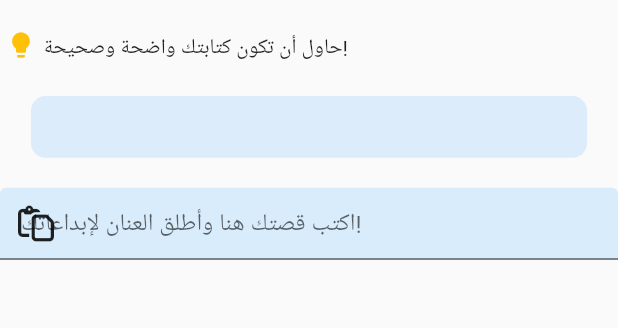
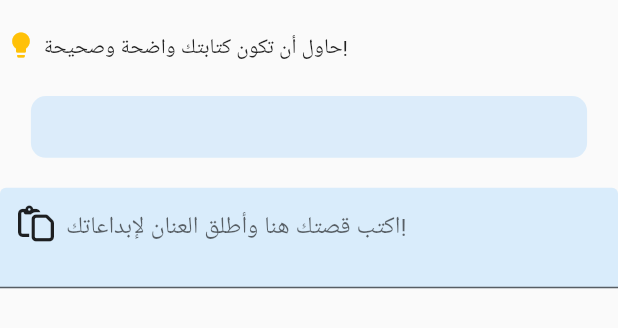
Before and after one commit to Lujain-M02/2023-GP1-6, a Flutter app: the CreateStoryContent widget shown alone on an empty page, opened directly with empty values, on a phone screen of 412 x 824 dp. Shown: the top 328 px of the screen. Run offline on Flutter 3.47's test engine with Material 2 defaults, Android fonts, the phone set to English and light mode, and no system bars; our stand-ins replace animate_do, animated_text_kit, cloud_firestore, firebase_auth, firebase_core, font_awesome_flutter and 3 more; accounts and stored records are empty.

Commit message:
text form field modifiy content padding

```diff
--- a/your_story/lib/pages/create_story_pages/create_story_content.dart
+++ b/your_story/lib/pages/create_story_pages/create_story_content.dart
@@ -84,7 +84,8 @@ class CreateStoryContent extends StatelessWidget {
           filled: true,
           fillColor: Color.fromARGB(132, 187, 222, 251),
           hintText: " اكتب قصتك هنا وأطلق العنان لإبداعاتك!",
-          contentPadding: EdgeInsets.all(10),
+          contentPadding: EdgeInsets.only(left: 40, bottom: 30, top: 15, right: 10),
+
         ),
         validator: validateTitle,
       ),
```
